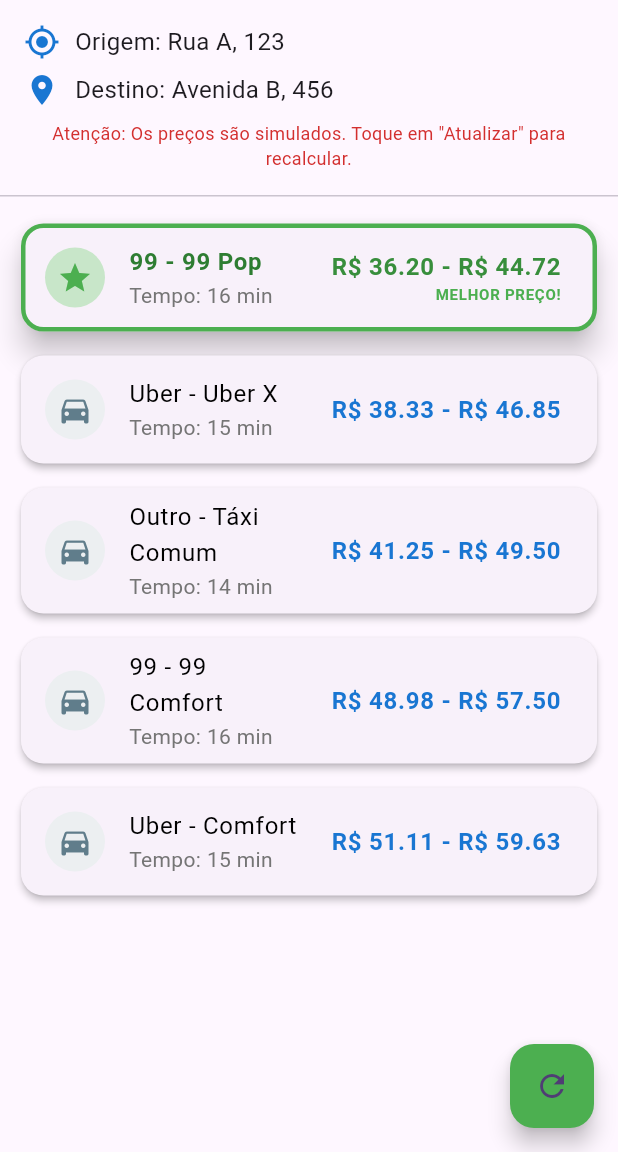
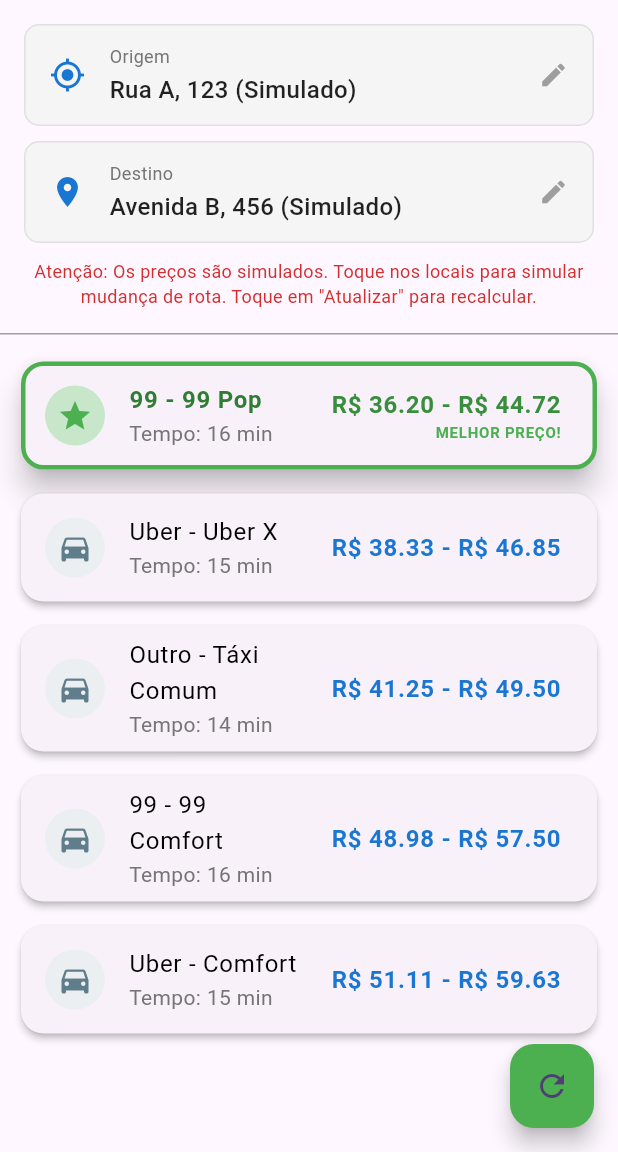
Before and after one commit to Thiag086/Comparador-de-corridas-flash, a Flutter app: the screen it shows after launch, on a phone screen of 412 x 824 dp, the part 84-1236 px from its top. Run offline on Flutter 3.47's test engine with Material 3 defaults, Android fonts, the phone set to English and light mode, and no system bars.

Commit message:
UI/UX: Implement LocationInput widget and refactor HomeScreen for better mobile experience.

```diff
--- a/lib/screens/home_screen.dart
+++ b/lib/screens/home_screen.dart
@@ -2,6 +2,7 @@
 import '../models/ride_estimate.dart';
 import '../services/ride_service.dart';
 import '../widgets/estimate_card.dart';
+import '../widgets/location_input.dart';
 
 class HomeScreen extends StatefulWidget {
   const HomeScreen({Key? key}) : super(key: key);
@@ -14,14 +15,17 @@
   final RideService _rideService = RideService();
   List<RideEstimate> _estimates = [];
   bool _isLoading = false;
-  String _startLocation = 'Rua A, 123';
-  String _endLocation = 'Avenida B, 456';
+  String _startLocation = 'Rua A, 123 (Simulado)';
+  String _endLocation = 'Avenida B, 456 (Simulado)';
 
   // Coordenadas simuladas para que a lógica de preço funcione
   final double _startLat = -23.5505;
   final double _startLon = -46.6333;
   final double _endLat = -23.5614;
   final double _endLon = -46.6562;
+
+  // Variáveis para simular a mudança de local
+  bool _isDefaultLocation = true;
 
   @override
   void initState() {
@@ -66,7 +70,7 @@
       body: Column(
         children: [
           _buildLocationInput(),
-          const Divider(height: 1, thickness: 1),
+          const Divider(height: 1, thickness: 1, color: Colors.grey),
           Expanded(
             child: _buildResultsList(),
           ),
@@ -85,12 +89,22 @@
       padding: const EdgeInsets.all(16.0),
       child: Column(
         children: [
-          _buildLocationField(Icons.my_location, 'Origem', _startLocation),
-          const SizedBox(height: 8),
-          _buildLocationField(Icons.location_on, 'Destino', _endLocation),
-          const SizedBox(height: 8),
+          LocationInput(
+            icon: Icons.my_location,
+            label: 'Origem',
+            value: _startLocation,
+            onTap: _toggleLocation,
+          ),
+          const SizedBox(height: 10),
+          LocationInput(
+            icon: Icons.location_on,
+            label: 'Destino',
+            value: _endLocation,
+            onTap: _toggleLocation,
+          ),
+          const SizedBox(height: 10),
           Text(
-            'Atenção: Os preços são simulados. Toque em "Atualizar" para recalcular.',
+            'Atenção: Os preços são simulados. Toque nos locais para simular mudança de rota. Toque em "Atualizar" para recalcular.',
             style: TextStyle(color: Colors.red.shade700, fontSize: 12),
             textAlign: TextAlign.center,
           ),
@@ -99,20 +113,18 @@
     );
   }
 
-  Widget _buildLocationField(IconData icon, String label, String value) {
-    return Row(
-      children: [
-        Icon(icon, color: Colors.blue.shade700),
-        const SizedBox(width: 10),
-        Expanded(
-          child: Text(
-            '$label: $value',
-            style: const TextStyle(fontSize: 16),
-            overflow: TextOverflow.ellipsis,
-          ),
-        ),
-      ],
-    );
+  void _toggleLocation() {
+    setState(() {
+      _isDefaultLocation = !_isDefaultLocation;
+      if (_isDefaultLocation) {
+        _startLocation = 'Rua A, 123 (Simulado)';
+        _endLocation = 'Avenida B, 456 (Simulado)';
+      } else {
+        _startLocation = 'Shopping Center (Simulado)';
+        _endLocation = 'Aeroporto Internacional (Simulado)';
+      }
+    });
+    _fetchEstimates();
   }
 
   Widget _buildResultsList() {
@@ -127,7 +139,7 @@
     }
 
     // O primeiro item da lista é o mais barato, devido à ordenação no RideService
-    final bestPriceEstimate = _estimates.first;
+    final bestPriceEstimate = _estimates.isNotEmpty ? _estimates.first : null;
 
     return ListView.builder(
       padding: const EdgeInsets.all(10.0),
--- /dev/null
+++ b/lib/widgets/location_input.dart
@@ -0,0 +1,61 @@
+import 'package:flutter/material.dart';
+
+class LocationInput extends StatelessWidget {
+  final IconData icon;
+  final String label;
+  final String value;
+  final VoidCallback? onTap;
+
+  const LocationInput({
+    Key? key,
+    required this.icon,
+    required this.label,
+    required this.value,
+    this.onTap,
+  }) : super(key: key);
+
+  @override
+  Widget build(BuildContext context) {
+    return InkWell(
+      onTap: onTap,
+      child: Container(
+        padding: const EdgeInsets.symmetric(vertical: 12.0, horizontal: 16.0),
+        decoration: BoxDecoration(
+          color: Colors.grey.shade100,
+          borderRadius: BorderRadius.circular(10),
+          border: Border.all(color: Colors.grey.shade300),
+        ),
+        child: Row(
+          children: [
+            Icon(icon, color: Colors.blue.shade700, size: 24),
+            const SizedBox(width: 16),
+            Column(
+              crossAxisAlignment: CrossAxisAlignment.start,
+              children: [
+                Text(
+                  label,
+                  style: TextStyle(
+                    fontSize: 12,
+                    color: Colors.grey.shade600,
+                  ),
+                ),
+                const SizedBox(height: 2),
+                Text(
+                  value,
+                  style: const TextStyle(
+                    fontSize: 16,
+                    fontWeight: FontWeight.w500,
+                    color: Colors.black87,
+                  ),
+                  overflow: TextOverflow.ellipsis,
+                ),
+              ],
+            ),
+            const Spacer(),
+            const Icon(Icons.edit, color: Colors.grey, size: 20),
+          ],
+        ),
+      ),
+    );
+  }
+}
```
